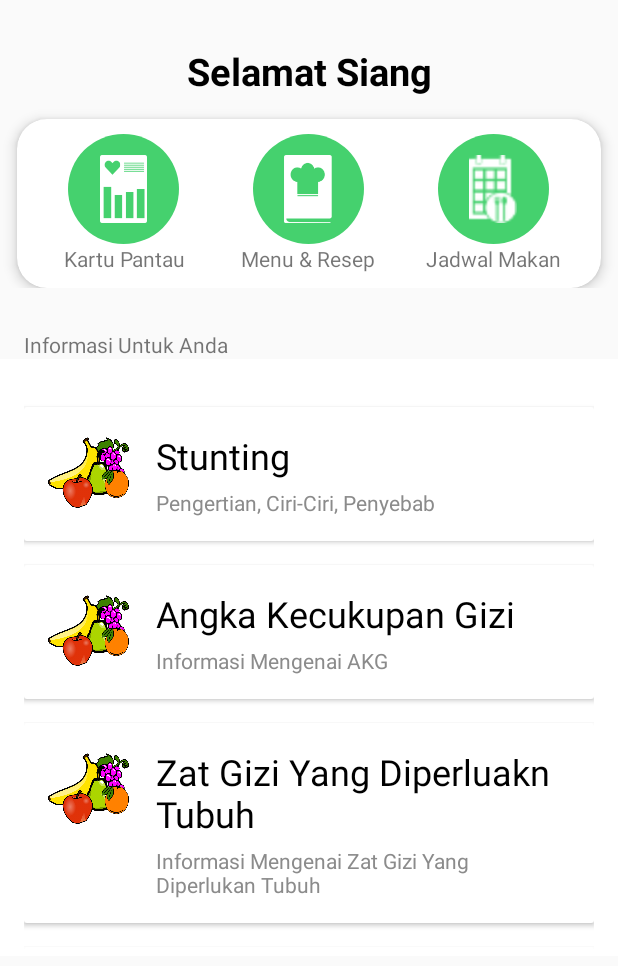
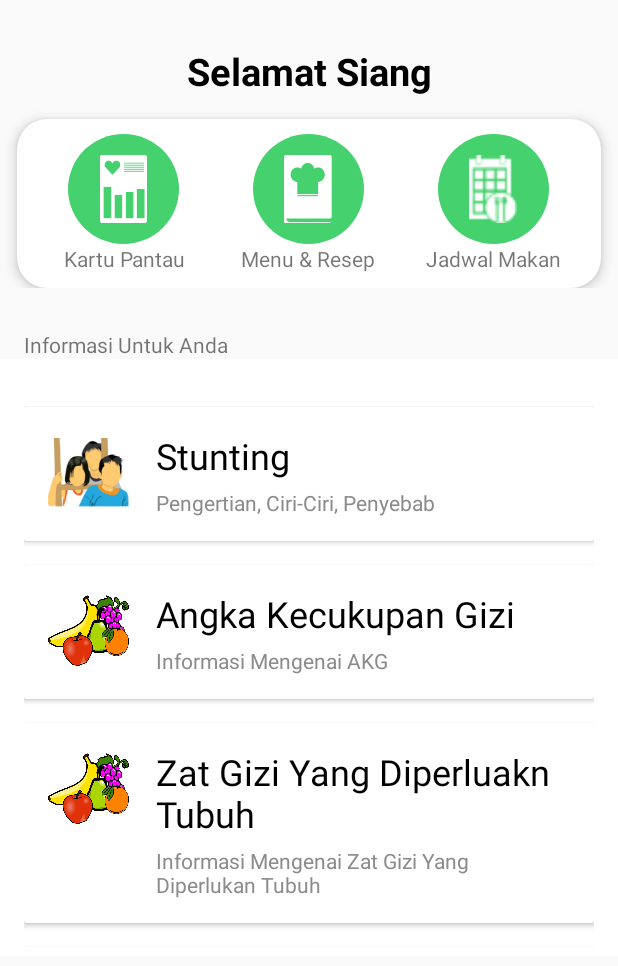
Before and after one commit to Rivaldz/HajiHealthMonitoring, an Android app: the screen it shows after launch (MainActivity), on a phone screen of 412 x 824 dp. Shown: the top 966 px of the screen. Run offline under Robolectric (Android 15) with nearby library versions, the light colour scheme and no system bars; libraries missing offline, so code that uses them is left out: com.github.barteksc.pdfviewer.

Commit message:
menambahkan stunting

```diff
--- a/app/src/main/res/layout/fragment_home.xml
+++ b/app/src/main/res/layout/fragment_home.xml
@@ -203,7 +203,7 @@
                         android:layout_height="55dp"
                         android:layout_alignParentTop="true"
                         android:layout_marginRight="18dp"
-                        android:src="@drawable/fruit_logo" />
+                        android:src="@drawable/stunting" />
 
                     <TextView
                         android:id="@+id/cardview_list_title2"
```
Also changed, not shown: app/src/main/res/drawable-hdpi/stunting.png (added), app/src/main/res/drawable-ldpi/stunting.png (added), app/src/main/res/drawable-mdpi/stunting.png (added), app/src/main/res/drawable-xhdpi/stunting.png (added), app/src/main/res/drawable-xxhdpi/stunting.png (added), app/src/main/res/drawable-xxxhdpi/stunting.png (added).
